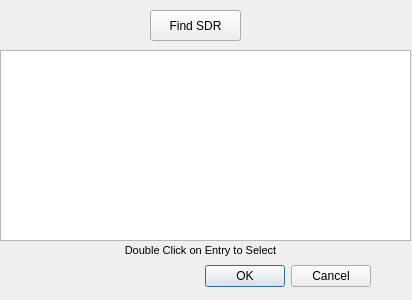
Before: the Qt Designer form unixforms/sdrdiscoverdlg.ui in rafael2k/CuteSDR, drawn with Qt 5.
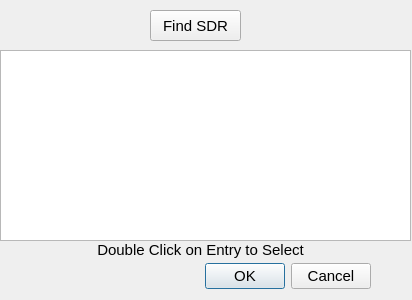
After: the same form once the commit is applied.

The edit to the form file:
```diff
--- a/unixforms/sdrdiscoverdlg.ui
+++ b/unixforms/sdrdiscoverdlg.ui
@@ -22,6 +22,11 @@
      <height>32</height>
     </rect>
    </property>
+   <property name="font">
+    <font>
+     <pointsize>11</pointsize>
+    </font>
+   </property>
    <property name="orientation">
     <enum>Qt::Horizontal</enum>
    </property>
@@ -59,6 +64,11 @@
      <height>31</height>
     </rect>
    </property>
+   <property name="font">
+    <font>
+     <pointsize>11</pointsize>
+    </font>
+   </property>
    <property name="toolTip">
     <string>Press to Find all SDR's on Network</string>
    </property>
@@ -77,7 +87,7 @@
    </property>
    <property name="font">
     <font>
-     <pointsize>8</pointsize>
+     <pointsize>11</pointsize>
      <weight>50</weight>
      <bold>false</bold>
      <underline>false</underline>
```
Left out of the diff: 2 changed lines with no effect on the pictures.
